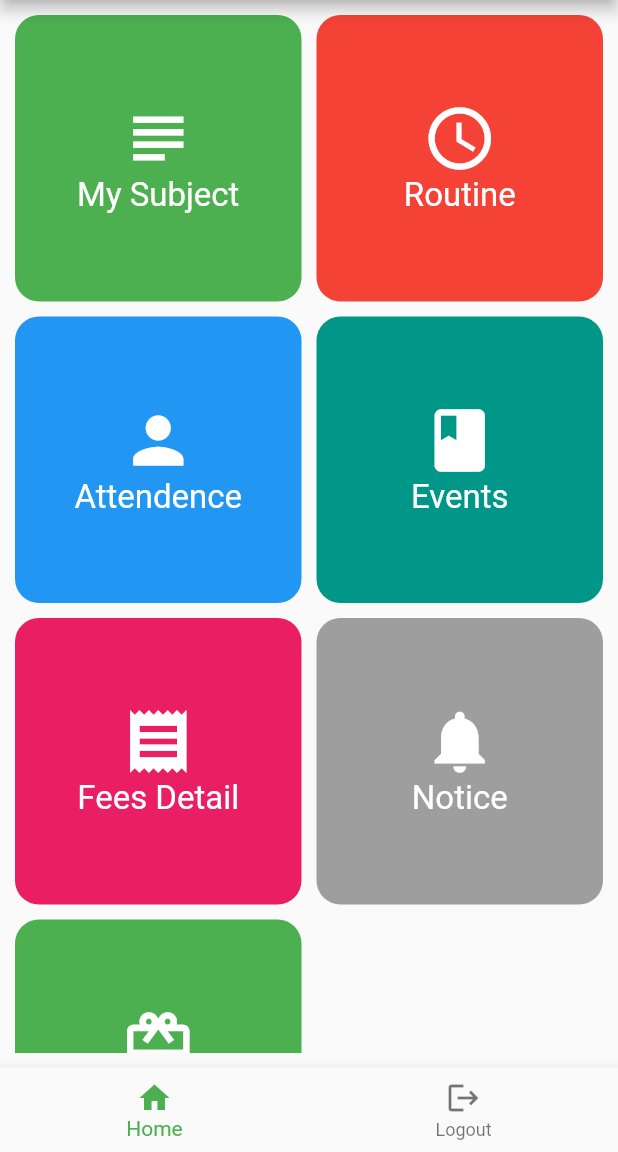
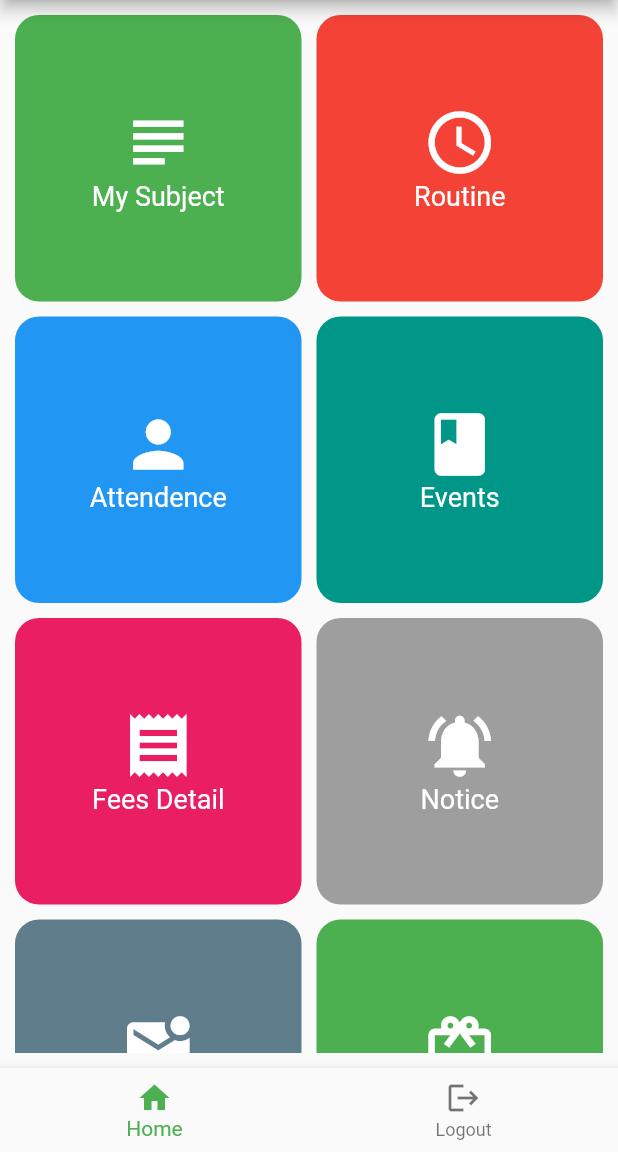
Before and after one commit to SaileshRokaya/ANS, a Flutter app: the HomePage screen opened directly, on a phone screen of 412 x 824 dp, the part 84-1236 px from its top. Run offline on Flutter 3.47's test engine with Material 2 defaults, Android fonts, the phone set to English and light mode, and no system bars; our stand-ins replace carousel_slider, cloud_firestore, firebase_auth, firebase_core, fluttertoast; accounts and stored records are empty.

Commit message:
Email desing

```diff
--- a/lib/views/home_grid.dart
+++ b/lib/views/home_grid.dart
@@ -1,5 +1,6 @@
 // ignore_for_file: prefer_const_constructors
 
+import 'package:ans/views/Emails.dart';
 import 'package:ans/views/account.dart';
 import 'package:ans/views/attendance.dart';
 import 'package:ans/views/events.dart';
@@ -35,7 +36,7 @@ class _HomeGridState extends State<HomeGrid> {
                 ),
                 Text(
                   "My Subject",
-                  style: TextStyle(fontSize: 22, color: Colors.white),
+                  style: TextStyle(fontSize: 18, color: Colors.white),
                 ),
               ],
             ),
@@ -64,7 +65,7 @@ class _HomeGridState extends State<HomeGrid> {
                 ),
                 Text(
                   "Routine",
-                  style: TextStyle(fontSize: 22, color: Colors.white),
+                  style: TextStyle(fontSize: 18, color: Colors.white),
                 )
               ],
             ),
@@ -93,7 +94,7 @@ class _HomeGridState extends State<HomeGrid> {
                 ),
                 Text(
                   "Attendence",
-                  style: TextStyle(fontSize: 22, color: Colors.white),
+                  style: TextStyle(fontSize: 18, color: Colors.white),
                 )
               ],
             ),
@@ -122,7 +123,7 @@ class _HomeGridState extends State<HomeGrid> {
                 ),
                 Text(
                   "Events",
-                  style: TextStyle(fontSize: 22, color: Colors.white),
+                  style: TextStyle(fontSize: 18, color: Colors.white),
                 )
               ],
             ),
@@ -152,7 +153,7 @@ class _HomeGridState extends State<HomeGrid> {
                 ),
                 Text(
                   "Fees Detail",
-                  style: TextStyle(fontSize: 22, color: Colors.white),
+                  style: TextStyle(fontSize: 18, color: Colors.white),
                 )
               ],
             ),
@@ -178,13 +179,13 @@ class _HomeGridState extends State<HomeGrid> {
               // ignore: prefer_const_literals_to_create_immutables
               children: [
                 Icon(
-                  Icons.notifications,
+                  Icons.notifications_active,
                   size: 50,
                   color: Colors.white,
                 ),
                 Text(
                   "Notice",
-                  style: TextStyle(fontSize: 22, color: Colors.white),
+                  style: TextStyle(fontSize: 18, color: Colors.white),
                 )
               ],
             ),
@@ -201,6 +202,33 @@ class _HomeGridState extends State<HomeGrid> {
           },
         ),
 
+        // Email container
+        InkWell(
+          child: Container(
+            child: Column(
+              mainAxisAlignment: MainAxisAlignment.center,
+              children: [
+                Icon(
+                  Icons.mark_email_unread,
+                  size: 50,
+                  color: Colors.white,
+                ),
+                Text(
+                  "Email",
+                  style: TextStyle(fontSize: 18, color: Colors.white),
+                ),
+              ],
+            ),
+            decoration: BoxDecoration(
+                borderRadius: BorderRadius.circular(16),
+                color: Colors.blueGrey),
+          ),
+          onTap: () {
+            Navigator.push(
+                context, MaterialPageRoute(builder: (context) => EmailPage()));
+          },
+        ),
+
         // Admit card container
         InkWell(
           child: Container(
@@ -214,7 +242,7 @@ class _HomeGridState extends State<HomeGrid> {
                 ),
                 Text(
                   "Admit Card",
-                  style: TextStyle(fontSize: 22, color: Colors.white),
+                  style: TextStyle(fontSize: 18, color: Colors.white),
                 ),
               ],
             ),
```
Also changed, not shown: lib/views/Emails.dart (added, +82 -0 lines), lib/views/Emails_read.dart (added, +127 -0 lines).
